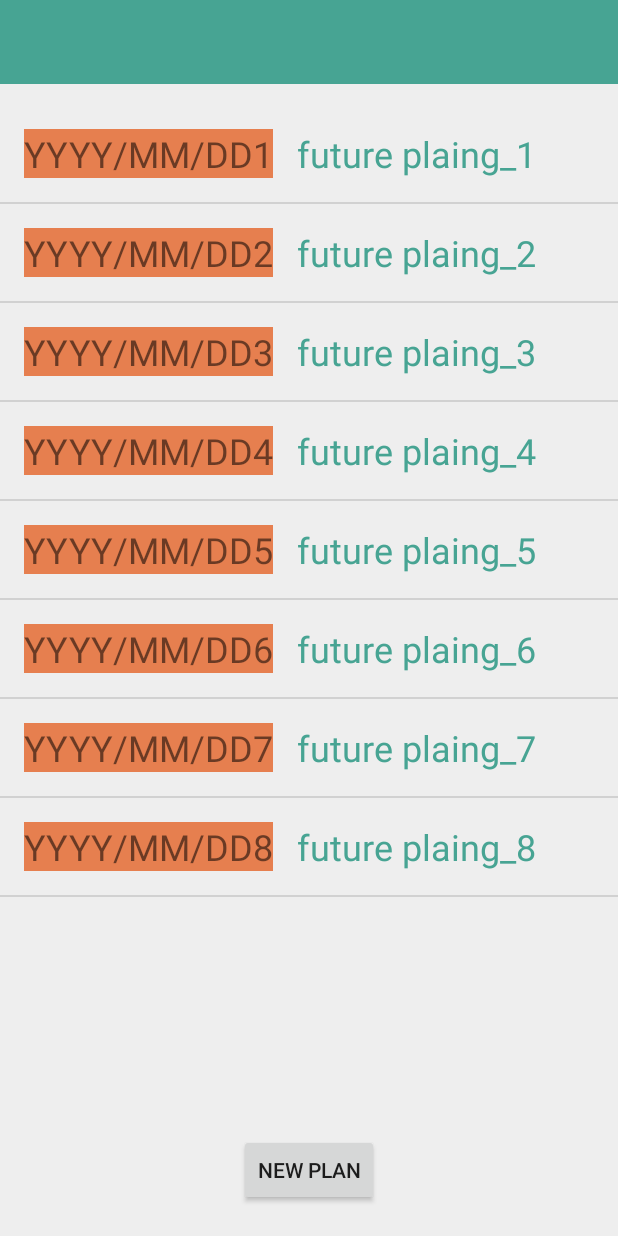
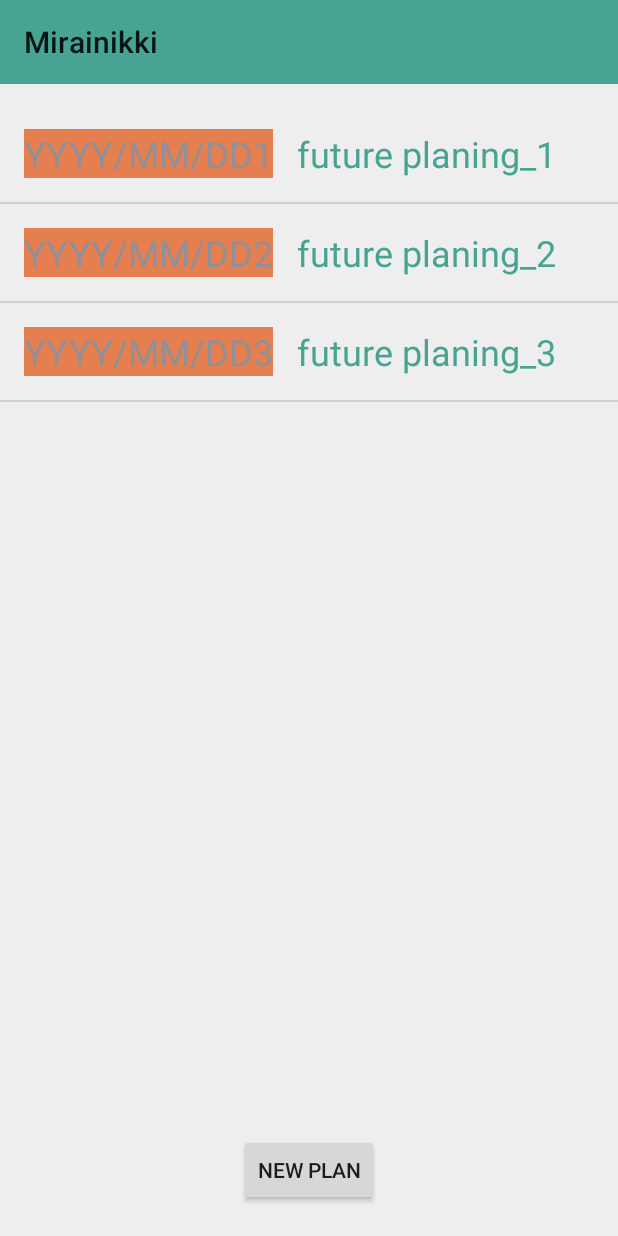
Before and after one commit to Mikazukittp/MiraiNikki, an Android app: the screen it shows after launch (PlanListFragment before the commit, MainActivity after it), after a tap on "未来を描く", on a phone screen of 412 x 824 dp. Run offline under Robolectric (Android 15) with nearby library versions, the phone set to English and light mode, and no system bars; our stand-ins replace ButterKnife.

Commit message:
計画一覧までの遷移を実装

```diff
--- a/android/app/src/main/java/app/android/mikazuki/ttp/mirainikki/MainActivity.java
+++ b/android/app/src/main/java/app/android/mikazuki/ttp/mirainikki/MainActivity.java
@@ -17,7 +17,7 @@
 import butterknife.ButterKnife;
 import butterknife.InjectView;
 
-public class MainActivity extends AppCompatActivity {
+public class MainActivity extends AppCompatActivity implements MainActivityFragment.InteractionListener {
 
     @InjectView(R.id.tool_bar)
     Toolbar mToolbar;
@@ -40,6 +40,18 @@
         transaction.commit();
     }
 
+    @Override
+    public void goToPlanList() {
+        FragmentManager fragmentManager = getSupportFragmentManager();
+        FragmentTransaction transaction = fragmentManager.beginTransaction();
+        // 遷移先のFragmentを指定
+        Fragment fragment = new PlanListFragment();
+        //
+        transaction.replace(R.id.fragment_container, fragment);
+        transaction.addToBackStack(null);
+        transaction.commit();
+    }
+
     public void nextView(View view){
         Intent intent = new Intent(this, PlanListFragment.class);
         startActivity(intent);
--- a/android/app/src/main/java/app/android/mikazuki/ttp/mirainikki/fragment/MainActivityFragment.java
+++ b/android/app/src/main/java/app/android/mikazuki/ttp/mirainikki/fragment/MainActivityFragment.java
@@ -1,10 +1,13 @@
 package app.android.mikazuki.ttp.mirainikki.fragment;
 
+import android.app.Activity;
 import android.support.v4.app.Fragment;
 import android.os.Bundle;
+import android.util.Log;
 import android.view.LayoutInflater;
 import android.view.View;
 import android.view.ViewGroup;
+import android.widget.Button;
 
 import app.android.mikazuki.ttp.mirainikki.R;
 
@@ -13,12 +16,43 @@
  */
 public class MainActivityFragment extends Fragment {
 
+    private InteractionListener mListener;
+
+
     public MainActivityFragment() {
     }
 
     @Override
     public View onCreateView(LayoutInflater inflater, ViewGroup container,
                              Bundle savedInstanceState) {
-        return inflater.inflate(R.layout.fragment_main, container, false);
+        final View view = inflater.inflate(R.layout.fragment_main, container, false);
+
+        Button bt = (Button) view.findViewById(R.id.welcomeButton);
+
+        bt.setOnClickListener(new View.OnClickListener() {
+            @Override
+            public void onClick(View v) {
+                mListener.goToPlanList();
+            }
+        });
+
+        return view;
     }
+
+
+    @Override
+    public void onAttach(Activity activity) {
+        super.onAttach(activity);
+        try{
+            mListener = (InteractionListener)activity;
+        }catch(ClassCastException e){
+            Log.e("TAG", e.getMessage());
+        }
+    }
+
+    public interface InteractionListener {
+        public void goToPlanList();
+    }
+
+
 }
--- a/android/app/src/main/java/app/android/mikazuki/ttp/mirainikki/fragment/PlanListFragment.java
+++ b/android/app/src/main/java/app/android/mikazuki/ttp/mirainikki/fragment/PlanListFragment.java
@@ -1,10 +1,9 @@
 package app.android.mikazuki.ttp.mirainikki.fragment;
 
 import android.content.Context;
-import android.content.Intent;
 import android.os.Bundle;
+import android.support.v4.app.Fragment;
 import android.support.v7.app.ActionBarDrawerToggle;
-import android.support.v7.app.AppCompatActivity;
 import android.support.v7.widget.Toolbar;
 import android.view.LayoutInflater;
 import android.view.View;
@@ -21,84 +20,59 @@
 import butterknife.InjectView;
 
 
-public class PlanListFragment extends AppCompatActivity {
+public class PlanListFragment extends Fragment {
+
+    public PlanListFragment() {
+    }
 
     @InjectView(R.id.tool_bar)
     Toolbar mToolbar;
     private ActionBarDrawerToggle mDrawerToggle;
 
     @Override
-    protected void onCreate(Bundle savedInstanceState) {
-        super.onCreate(savedInstanceState);
-        setContentView(R.layout.activity_plan_list);
+    public View onCreateView(LayoutInflater inflater, ViewGroup container,
+                             Bundle savedInstanceState) {
+        // 遷移先のxmlを指定
+        View view = inflater.inflate(R.layout.fragment_plan_list, container, false);
 
-        Intent intent = getIntent();
-
-        ListView myListView = (ListView) findViewById(R.id.myListView);
+        ListView planListView = (ListView) view.findViewById(R.id.planListView);
 
         //データを準備
         ArrayList<Plan> plans = new ArrayList<>();
-
-        String[] dates = {
-                "YYYY/MM/DD1",
-                "YYYY/MM/DD2",
-                "YYYY/MM/DD3",
-                "YYYY/MM/DD4",
-                "YYYY/MM/DD5",
-                "YYYY/MM/DD6",
-                "YYYY/MM/DD7",
-                "YYYY/MM/DD8"
-        };
-        String[] contents = {
-                "future plaing_1",
-                "future plaing_2",
-                "future plaing_3",
-                "future plaing_4",
-                "future plaing_5",
-                "future plaing_6",
-                "future plaing_7",
-                "future plaing_8"
-        };
-
-        for (int i = 0; i < dates.length; i++) {
-            Plan plan = new Plan();
-            plan.setDate(dates[i]);
-            plan.setContent(contents[i]);
-            plans.add(plan);
-        }
+        plans.add(new Plan("YYYY/MM/DD1", "future planing_1"));
+        plans.add(new Plan("YYYY/MM/DD2", "future planing_2"));
+        plans.add(new Plan("YYYY/MM/DD3", "future planing_3"));
 
 
         //Adapter - ArrayAdapter
-        PlanAdapter adapter = new PlanAdapter(this, 0, plans);
+        PlanAdapter adapter = new PlanAdapter(getActivity().getApplicationContext(), 0, plans);
 
         // ListViewに表示
-        myListView.setAdapter(adapter);
-        //myListView.setEmptyView(findViewById(R.id.emptyView));
+        planListView.setAdapter(adapter);
+        planListView.setEmptyView(view.findViewById(R.id.emptyView));
+
+
 
         //Event
-        myListView.setOnItemClickListener(new AdapterView.OnItemClickListener() {
-            @Override
-            public void onItemClick(
-                    AdapterView<?> adapterView,
-                    View view, // タップされたView
-                    int i, // 何番目？
-                    long l // View id
-            ) {
-                TextView content = (TextView) view.findViewById(R.id.content);
-                Toast.makeText(
-                        PlanListFragment.this,
-                        Integer.toString(i) + ":" + content.getText().toString(),
-                        Toast.LENGTH_SHORT
-                ).show();
-                content.setText("Tapped!");
-            }
-        });
+//        myListView.setOnItemClickListener(new AdapterView.OnItemClickListener() {
+//            @Override
+//            public void onItemClick(
+//                    AdapterView<?> adapterView,
+//                    View view, // タップされたView
+//                    int i, // 何番目？
+//                    long l // View id
+//            ) {
+//                TextView content = (TextView) view.findViewById(R.id.content);
+//                Toast.makeText(
+//                        PlanListFragment.this.getActivity().getApplication(),
+//                        Integer.toString(i) + ":" + content.getText().toString(),
+//                        Toast.LENGTH_SHORT
+//                ).show();
+//                content.setText("Tapped!");
+//            }
+//        });
 
-    }
-
-    public void goToCreatePlan(View view){
-        Intent intent = new Intent(this, CreatePlanFragment.class);
-        startActivity(intent);
+        return view;
     }
 
     public class PlanAdapter extends ArrayAdapter<Plan> {
@@ -123,7 +97,7 @@
                 );
                 holder = new ViewHolder();
                 holder.date = (TextView) convertView.findViewById(R.id.date);
-                holder.contnet = (TextView) convertView.findViewById(R.id.content);
+                holder.content = (TextView) convertView.findViewById(R.id.content);
                 convertView.setTag(holder);
             } else {
                 holder = (ViewHolder) convertView.getTag();
@@ -132,7 +106,7 @@
             Plan plan = (Plan) getItem(pos);
 
             holder.date.setText(plan.getDate());
-            holder.contnet.setText(plan.getContent());
+            holder.content.setText(plan.getContent());
 
             return convertView;
         }
@@ -142,12 +116,17 @@
 
     static class ViewHolder {
         TextView date;
-        TextView contnet;
+        TextView content;
     }
 
     public class Plan {
         private String date;
         private String content;
+
+        public Plan(String date, String content) {
+            setDate(date);
+            setContent(content);
+        }
 
         public String getContent() {
             return content;
--- a/android/app/src/main/res/layout/activity_main.xml
+++ b/android/app/src/main/res/layout/activity_main.xml
@@ -6,51 +6,7 @@
     <RelativeLayout
         android:id="@+id/fragment_container"
         android:layout_width="match_parent"
-        android:layout_height="match_parent">
-
-        <TextView
-            android:id="@+id/appIntroduction"
-            android:layout_width="wrap_content"
-            android:layout_height="wrap_content"
-            android:layout_alignParentTop="true"
-            android:layout_centerHorizontal="true"
-            android:layout_marginTop="100dp"
-            android:text="@string/app_introduction"
-            android:textSize="20sp" />
-
-        <ImageView
-            android:id="@+id/appLogo"
-            android:layout_width="200dp"
-            android:layout_height="200dp"
-            android:layout_below="@+id/appIntroduction"
-            android:layout_centerHorizontal="true"
-            android:layout_marginTop="20dp"
-            android:background="@color/theme600" />
-
-        <TextView
-            android:id="@+id/appName"
-            android:layout_width="wrap_content"
-            android:layout_height="wrap_content"
-            android:layout_below="@+id/appLogo"
-            android:layout_centerHorizontal="true"
-            android:layout_marginTop="20dp"
-            android:text="@string/app_name"
-            android:textAppearance="?android:attr/textAppearanceLarge"
-            android:textSize="34sp" />
-
-        <Button
-            android:id="@+id/welcomeButton"
-            android:layout_width="wrap_content"
-            android:layout_height="wrap_content"
-            android:layout_below="@+id/appName"
-            android:layout_centerHorizontal="true"
-            android:layout_marginTop="40dp"
-            android:onClick="nextView"
-            android:text="@string/welcome_button_text" />
-            <!--android:onClick="changeLabel"-->
-
-    </RelativeLayout>
-
+        android:layout_height="match_parent" />
 
     <android.support.v7.widget.Toolbar
         android:id="@+id/tool_bar"
--- a/android/app/src/main/res/layout/fragment_main.xml
+++ b/android/app/src/main/res/layout/fragment_main.xml
@@ -8,4 +8,44 @@
     android:paddingTop="@dimen/activity_vertical_margin"
     tools:context=".MainActivityFragment">
 
+    <TextView
+        android:id="@+id/appIntroduction"
+        android:layout_width="wrap_content"
+        android:layout_height="wrap_content"
+        android:layout_alignParentTop="true"
+        android:layout_centerHorizontal="true"
+        android:layout_marginTop="100dp"
+        android:text="@string/app_introduction"
+        android:textSize="20sp" />
+
+    <ImageView
+        android:id="@+id/appLogo"
+        android:layout_width="200dp"
+        android:layout_height="200dp"
+        android:layout_below="@+id/appIntroduction"
+        android:layout_centerHorizontal="true"
+        android:layout_marginTop="20dp"
+        android:background="@color/theme600" />
+
+    <TextView
+        android:id="@+id/appName"
+        android:layout_width="wrap_content"
+        android:layout_height="wrap_content"
+        android:layout_below="@+id/appLogo"
+        android:layout_centerHorizontal="true"
+        android:layout_marginTop="20dp"
+        android:text="@string/app_name"
+        android:textAppearance="?android:attr/textAppearanceLarge"
+        android:textSize="34sp" />
+
+    <Button
+        android:id="@+id/welcomeButton"
+        android:layout_width="wrap_content"
+        android:layout_height="wrap_content"
+        android:layout_below="@+id/appName"
+        android:layout_centerHorizontal="true"
+        android:layout_marginTop="40dp"
+        android:text="@string/welcome_button_text" />
+
+
 </RelativeLayout>
--- a/android/app/src/main/res/layout/activity_plan_list.xml
+++ b/android/app/src/main/res/layout/fragment_plan_list.xml
@@ -2,17 +2,16 @@
     android:layout_width="match_parent"
     android:layout_height="match_parent">
 
-    <LinearLayout xmlns:tools="http://schemas.android.com/tools"
+    <LinearLayout
         android:layout_width="match_parent"
         android:layout_height="match_parent"
-        android:orientation="vertical"
-        tools:context="app.android.mikazuki.ttp.mirainikki.fragment.PlanListFragment">
+        android:orientation="vertical">
 
         <ListView
-            android:id="@+id/myListView"
+            android:id="@+id/planListView"
             android:layout_width="match_parent"
             android:layout_height="match_parent"
-            android:layout_marginTop="70dp"/>
+            android:layout_marginTop="70dp" />
 
         <TextView
             android:id="@+id/emptyView"
@@ -24,27 +23,18 @@
 
     </LinearLayout>
 
-    <android.support.v7.widget.Toolbar
-        android:id="@+id/tool_bar"
-        android:layout_width="match_parent"
-        android:layout_height="wrap_content"
-        android:background="?attr/colorPrimary"
-        android:minHeight="?attr/actionBarSize" />
-
-    <RelativeLayout xmlns:tools="http://schemas.android.com/tools"
+    <RelativeLayout
         android:layout_width="match_parent"
         android:layout_height="match_parent"
-        android:gravity="bottom"
-        tools:context="app.android.mikazuki.ttp.mirainikki.fragment.PlanListFragment">
+        android:gravity="bottom">
 
         <Button
             android:layout_width="wrap_content"
             android:layout_height="wrap_content"
+            android:id="@+id/createPlanButton"
             android:layout_centerHorizontal="true"
             android:layout_marginBottom="20dp"
-            android:onClick="goToCreatePlan"
-            android:text="@string/create_plan_button_text"
-            />
+            android:text="@string/create_plan_button_text" />
     </RelativeLayout>
 
 </FrameLayout>
```
